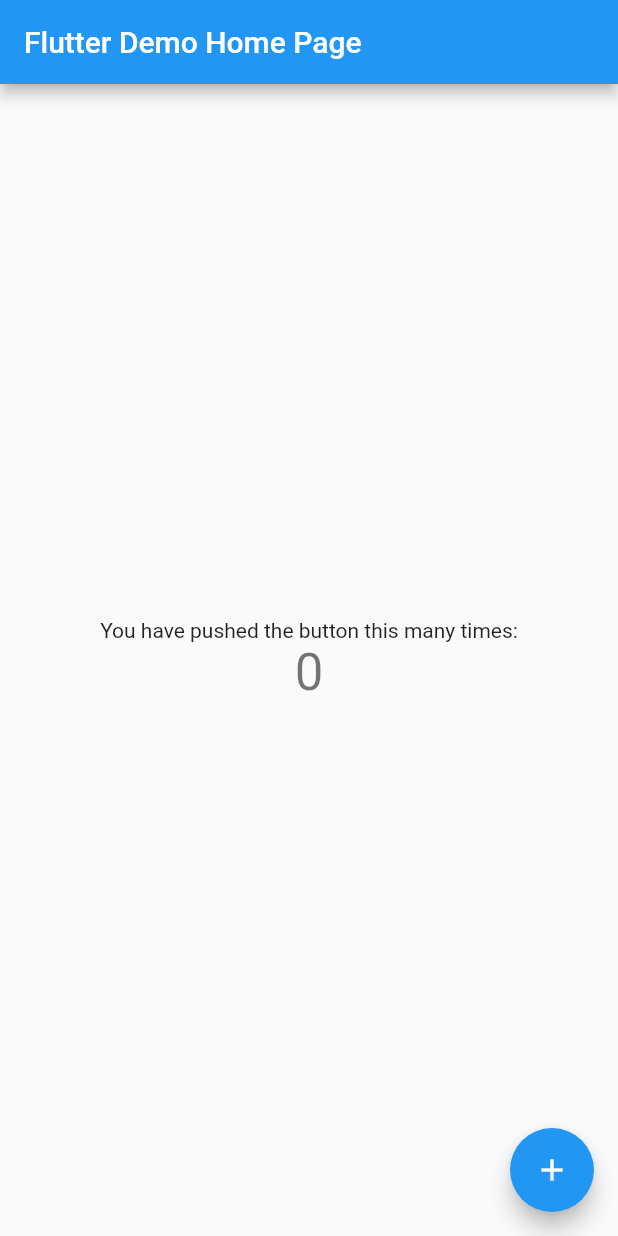
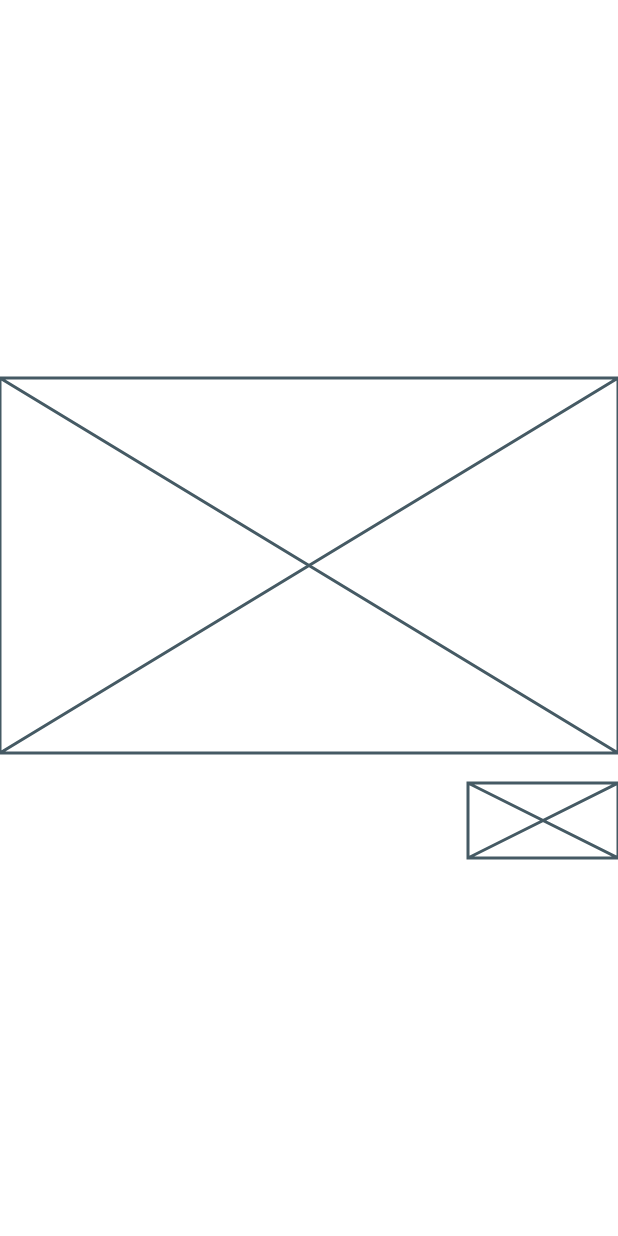
Before and after one commit to sahandevs/pls, a Flutter app: the screen it shows after launch, on a phone screen of 412 x 824 dp. Run offline on Flutter 3.47's test engine with Material 2 defaults, Android fonts, the light colour scheme and no system bars.

Commit message:
add intro_layout

```diff
--- /dev/null
+++ b/lib/layouts/intro_layout.dart
@@ -0,0 +1,40 @@
+import 'package:flutter/material.dart';
+import 'package:pls/Theme/design_constants.dart';
+
+class IntroLayout extends StatelessWidget {
+  final Widget child;
+  final Widget action;
+
+  const IntroLayout({
+    Key key,
+    this.action = const Placeholder(
+      fallbackHeight: 50,
+      fallbackWidth: 100,
+    ),
+    this.child = const Placeholder(
+      fallbackHeight: 250,
+      fallbackWidth: double.infinity,
+    ),
+  }) : super(key: key);
+
+  @override
+  Widget build(BuildContext context) {
+    return Container(
+      color: DesignConstants.backgroundColor,
+      child: Center(
+        child: Column(
+          mainAxisSize: MainAxisSize.min,
+          children: [
+            child,
+            SizedBox(height: 20),
+            Row(
+              mainAxisAlignment: MainAxisAlignment.end,
+              mainAxisSize: MainAxisSize.max,
+              children: [action],
+            )
+          ],
+        ),
+      ),
+    );
+  }
+}
--- a/lib/main.dart
+++ b/lib/main.dart
@@ -1,117 +1,21 @@
 import 'package:flutter/material.dart';
+
+import 'layouts/intro_layout.dart';
 
 void main() {
   runApp(MyApp());
 }
 
 class MyApp extends StatelessWidget {
-  // This widget is the root of your application.
   @override
   Widget build(BuildContext context) {
     return MaterialApp(
-      title: 'Flutter Demo',
+      title: 'pls',
       theme: ThemeData(
-        // This is the theme of your application.
-        //
-        // Try running your application with "flutter run". You'll see the
-        // application has a blue toolbar. Then, without quitting the app, try
-        // changing the primarySwatch below to Colors.green and then invoke
-        // "hot reload" (press "r" in the console where you ran "flutter run",
-        // or simply save your changes to "hot reload" in a Flutter IDE).
-        // Notice that the counter didn't reset back to zero; the application
-        // is not restarted.
         primarySwatch: Colors.blue,
-        // This makes the visual density adapt to the platform that you run
-        // the app on. For desktop platforms, the controls will be smaller and
-        // closer together (more dense) than on mobile platforms.
         visualDensity: VisualDensity.adaptivePlatformDensity,
       ),
-      home: MyHomePage(title: 'Flutter Demo Home Page'),
+      home: IntroLayout(),
     );
   }
 }
-
-class MyHomePage extends StatefulWidget {
-  MyHomePage({Key key, this.title}) : super(key: key);
-
-  // This widget is the home page of your application. It is stateful, meaning
-  // that it has a State object (defined below) that contains fields that affect
-  // how it looks.
-
-  // This class is the configuration for the state. It holds the values (in this
-  // case the title) provided by the parent (in this case the App widget) and
-  // used by the build method of the State. Fields in a Widget subclass are
-  // always marked "final".
-
-  final String title;
-
-  @override
-  _MyHomePageState createState() => _MyHomePageState();
-}
-
-class _MyHomePageState extends State<MyHomePage> {
-  int _counter = 0;
-
-  void _incrementCounter() {
-    setState(() {
-      // This call to setState tells the Flutter framework that something has
-      // changed in this State, which causes it to rerun the build method below
-      // so that the display can reflect the updated values. If we changed
-      // _counter without calling setState(), then the build method would not be
-      // called again, and so nothing would appear to happen.
-      _counter++;
-    });
-  }
-
-  @override
-  Widget build(BuildContext context) {
-    // This method is rerun every time setState is called, for instance as done
-    // by the _incrementCounter method above.
-    //
-    // The Flutter framework has been optimized to make rerunning build methods
-    // fast, so that you can just rebuild anything that needs updating rather
-    // than having to individually change instances of widgets.
-    return Scaffold(
-      appBar: AppBar(
-        // Here we take the value from the MyHomePage object that was created by
-        // the App.build method, and use it to set our appbar title.
-        title: Text(widget.title),
-      ),
-      body: Center(
-        // Center is a layout widget. It takes a single child and positions it
-        // in the middle of the parent.
-        child: Column(
-          // Column is also a layout widget. It takes a list of children and
-          // arranges them vertically. By default, it sizes itself to fit its
-          // children horizontally, and tries to be as tall as its parent.
-          //
-          // Invoke "debug painting" (press "p" in the console, choose the
-          // "Toggle Debug Paint" action from the Flutter Inspector in Android
-          // Studio, or the "Toggle Debug Paint" command in Visual Studio Code)
-          // to see the wireframe for each widget.
-          //
-          // Column has various properties to control how it sizes itself and
-          // how it positions its children. Here we use mainAxisAlignment to
-          // center the children vertically; the main axis here is the vertical
-          // axis because Columns are vertical (the cross axis would be
-          // horizontal).
-          mainAxisAlignment: MainAxisAlignment.center,
-          children: <Widget>[
-            Text(
-              'You have pushed the button this many times:',
-            ),
-            Text(
-              '$_counter',
-              style: Theme.of(context).textTheme.headline4,
-            ),
-          ],
-        ),
-      ),
-      floatingActionButton: FloatingActionButton(
-        onPressed: _incrementCounter,
-        tooltip: 'Increment',
-        child: Icon(Icons.add),
-      ), // This trailing comma makes auto-formatting nicer for build methods.
-    );
-  }
-}
--- a/lib/Theme/DesignConstants.dart
+++ b/lib/theme/design_constants.dart
@@ -34,5 +34,6 @@
   );
 
   static Color modalBackground = Color.fromARGB(100, 0, 0, 0);
+  static Color backgroundColor = Colors.white;
 
 }
```
